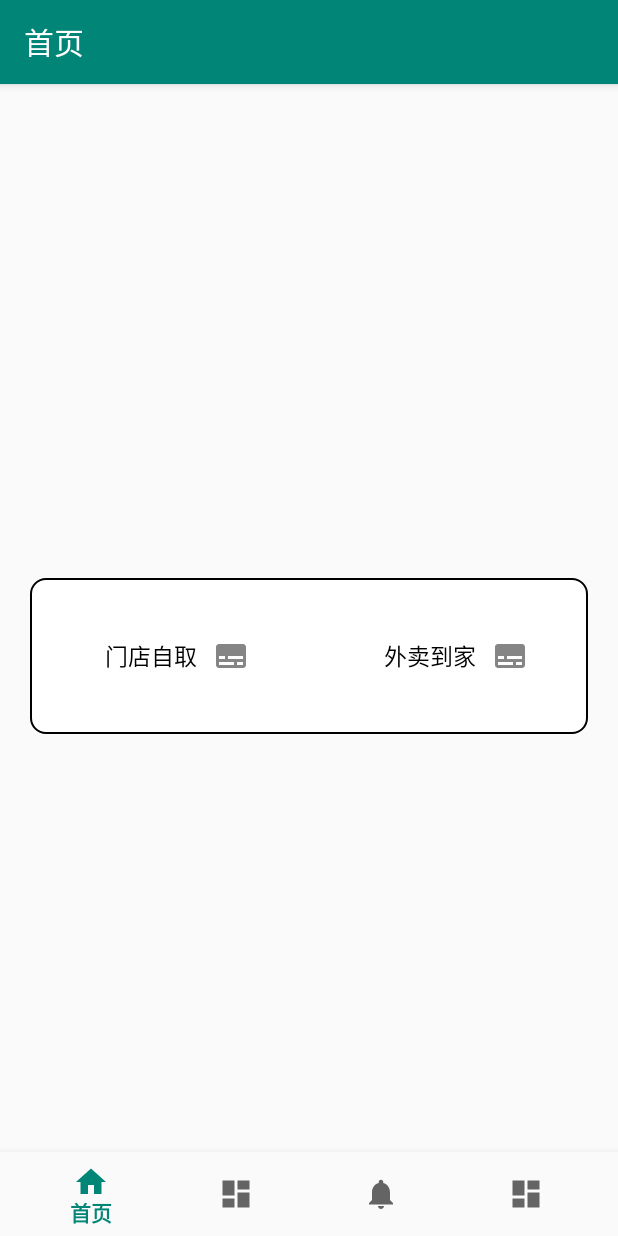
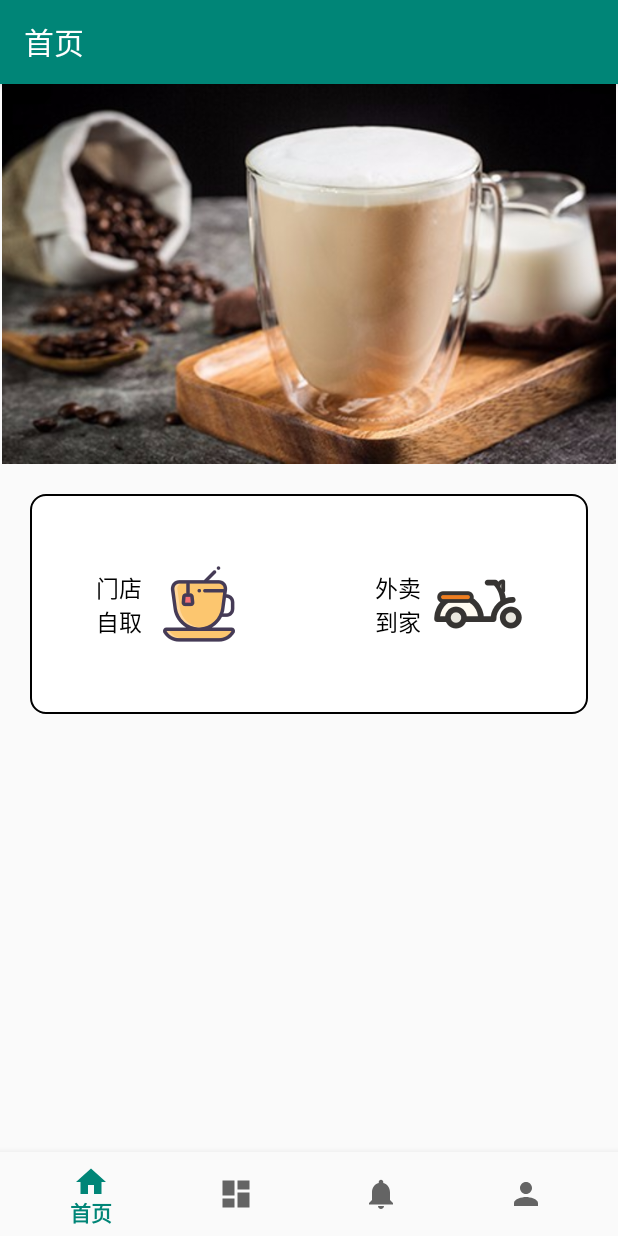
Before and after one commit to y894577/OrderApplication, an Android app: the HomeFragment screen opened directly, with no data from a screen before it, on a phone screen of 412 x 824 dp. Run offline under Robolectric (Android 15) with nearby library versions, the phone set to English and light mode, and no system bars; our stand-ins replace navigation-ui; Roboto replaces fonts that are not available here.

Commit message:
【优化】优化界面

```diff
--- a/app/src/main/AndroidManifest.xml
+++ b/app/src/main/AndroidManifest.xml
@@ -19,7 +19,8 @@
         <activity
             android:name=".BottomBar"
             android:label="@string/title_activity_bottom_bar"></activity>
-        <activity android:name=".Login.LoginActivity">
+        <activity android:name=".Login.LoginActivity"
+            android:label="登录">
             <intent-filter>
                 <action android:name="android.intent.action.MAIN" />
 
--- a/app/src/main/java/com/example/myapplication/ui/home/HomeFragment.java
+++ b/app/src/main/java/com/example/myapplication/ui/home/HomeFragment.java
@@ -1,6 +1,7 @@
 package com.example.myapplication.ui.home;
 
 import android.content.Intent;
+import android.graphics.drawable.Drawable;
 import android.os.Bundle;
 import android.util.Log;
 import android.view.LayoutInflater;
@@ -45,6 +46,16 @@ public class HomeFragment extends Fragment {
 
         take_out = root.findViewById(R.id.take_out);
 
+
+        Drawable drawable1 = getResources().getDrawable(R.drawable.icon_milk);
+        Drawable drawable2 = getResources().getDrawable(R.drawable.icon_scooter);
+        // 设置图片的大小
+        drawable1.setBounds(0, 0, 100, 100);
+        drawable2.setBounds(0, 0, 100, 100);
+        order.setCompoundDrawables(null, null, drawable1, null);
+
+        take_out.setCompoundDrawables(null, null, drawable2, null);
+
         return root;
     }
 
--- a/app/src/main/res/drawable-anydpi/icon_add.xml
+++ b/app/src/main/res/drawable-anydpi/icon_add.xml
@@ -3,7 +3,7 @@
     android:height="24dp"
     android:viewportWidth="26.4"
     android:viewportHeight="26.4"
-    android:tint="#1F1BFF"
+    android:tint="#008577"
     android:alpha="0.8">
   <group android:translateX="1.2"
       android:translateY="1.2">
--- /dev/null
+++ b/app/src/main/res/drawable/ic_add.xml
@@ -0,0 +1,5 @@
+<vector android:height="24dp" android:tint="#FFFFFF"
+    android:viewportHeight="24.0" android:viewportWidth="24.0"
+    android:width="24dp" xmlns:android="http://schemas.android.com/apk/res/android">
+    <path android:fillColor="#FF000000" android:pathData="M19,13h-6v6h-2v-6H5v-2h6V5h2v6h6v2z"/>
+</vector>
--- /dev/null
+++ b/app/src/main/res/drawable/ic_local_grocery_store_black_24dp.xml
@@ -0,0 +1,5 @@
+<vector android:height="24dp" android:tint="#FFFFFF"
+    android:viewportHeight="24.0" android:viewportWidth="24.0"
+    android:width="24dp" xmlns:android="http://schemas.android.com/apk/res/android">
+    <path android:fillColor="#FF000000" android:pathData="M7,18c-1.1,0 -1.99,0.9 -1.99,2S5.9,22 7,22s2,-0.9 2,-2 -0.9,-2 -2,-2zM1,2v2h2l3.6,7.59 -1.35,2.45c-0.16,0.28 -0.25,0.61 -0.25,0.96 0,1.1 0.9,2 2,2h12v-2L7.42,15c-0.14,0 -0.25,-0.11 -0.25,-0.25l0.03,-0.12 0.9,-1.63h7.45c0.75,0 1.41,-0.41 1.75,-1.03l3.58,-6.49c0.08,-0.14 0.12,-0.31 0.12,-0.48 0,-0.55 -0.45,-1 -1,-1L5.21,4l-0.94,-2L1,2zM17,18c-1.1,0 -1.99,0.9 -1.99,2s0.89,2 1.99,2 2,-0.9 2,-2 -0.9,-2 -2,-2z"/>
+</vector>
--- /dev/null
+++ b/app/src/main/res/drawable/ic_person_black_24dp.xml
@@ -0,0 +1,5 @@
+<vector android:height="24dp" android:tint="#00000000"
+    android:viewportHeight="24.0" android:viewportWidth="24.0"
+    android:width="24dp" xmlns:android="http://schemas.android.com/apk/res/android">
+    <path android:fillColor="#FF000000" android:pathData="M12,12c2.21,0 4,-1.79 4,-4s-1.79,-4 -4,-4 -4,1.79 -4,4 1.79,4 4,4zM12,14c-2.67,0 -8,1.34 -8,4v2h16v-2c0,-2.66 -5.33,-4 -8,-4z"/>
+</vector>
--- a/app/src/main/res/layout/activity_bottom_bar.xml
+++ b/app/src/main/res/layout/activity_bottom_bar.xml
@@ -1,37 +1,35 @@
 <?xml version="1.0" encoding="utf-8"?>
 <androidx.constraintlayout.widget.ConstraintLayout xmlns:android="http://schemas.android.com/apk/res/android"
     xmlns:app="http://schemas.android.com/apk/res-auto"
+    xmlns:tools="http://schemas.android.com/tools"
     android:id="@+id/container"
     android:layout_width="match_parent"
-    android:layout_height="match_parent"
-    android:paddingTop="?attr/actionBarSize">
+    android:layout_height="match_parent">
+
+    <fragment
+        android:id="@+id/nav_host_fragment"
+        android:name="androidx.navigation.fragment.NavHostFragment"
+        android:layout_width="match_parent"
+        android:layout_height="match_parent"
+        android:layout_marginBottom="?attr/actionBarSize"
+        app:defaultNavHost="true"
+        app:layout_constraintBottom_toBottomOf="parent"
+        app:layout_constraintEnd_toEndOf="parent"
+        app:layout_constraintHorizontal_bias="0.0"
+        app:layout_constraintLeft_toLeftOf="parent"
+        app:layout_constraintRight_toRightOf="parent"
+        app:layout_constraintStart_toStartOf="parent"
+        app:layout_constraintTop_toTopOf="parent"
+        app:navGraph="@navigation/mobile_navigation" />
 
     <com.google.android.material.bottomnavigation.BottomNavigationView
         android:id="@+id/nav_view"
         android:layout_width="0dp"
         android:layout_height="wrap_content"
-        android:layout_marginStart="0dp"
-        android:layout_marginEnd="0dp"
         android:background="?android:attr/windowBackground"
         app:layout_constraintBottom_toBottomOf="parent"
         app:layout_constraintLeft_toLeftOf="parent"
         app:layout_constraintRight_toRightOf="parent"
         app:menu="@menu/bottom_nav_menu" />
 
-    <fragment
-        android:id="@+id/nav_host_fragment"
-        android:name="androidx.navigation.fragment.NavHostFragment"
-        android:layout_width="match_parent"
-        android:layout_height="match_parent"
-        app:defaultNavHost="true"
-        app:layout_constraintBottom_toTopOf="@id/nav_view"
-        app:layout_constraintEnd_toEndOf="parent"
-        app:layout_constraintHorizontal_bias="0.0"
-        app:layout_constraintLeft_toLeftOf="parent"
-        app:layout_constraintRight_toRightOf="parent"
-        app:layout_constraintStart_toStartOf="parent"
-        app:layout_constraintTop_toTopOf="parent"
-        app:layout_constraintVertical_bias="1.0"
-        app:navGraph="@navigation/mobile_navigation" />
-
 </androidx.constraintlayout.widget.ConstraintLayout>
--- a/app/src/main/res/layout/activity_login.xml
+++ b/app/src/main/res/layout/activity_login.xml
@@ -76,7 +76,7 @@
         android:layout_width="wrap_content"
         android:layout_height="wrap_content"
         android:layout_marginTop="84dp"
-        android:text="商店"
+        android:text="MilkTeaBar"
         android:textSize="36sp"
         app:layout_constraintEnd_toEndOf="parent"
         app:layout_constraintHorizontal_bias="0.499"
--- a/app/src/main/res/layout/activity_order.xml
+++ b/app/src/main/res/layout/activity_order.xml
@@ -20,7 +20,7 @@
             android:layout_height="wrap_content"
             android:layout_weight="2"
             android:gravity="center_vertical"
-            android:text="xxxx店"
+            android:text="自助订单"
             android:textSize="20dp" />
 
         <Switch
--- a/app/src/main/res/layout/fragment_home.xml
+++ b/app/src/main/res/layout/fragment_home.xml
@@ -15,6 +15,7 @@
             android:id="@+id/imageView2"
             android:layout_width="wrap_content"
             android:layout_height="253dp"
+            android:src="@drawable/milk"
             tools:srcCompat="@tools:sample/backgrounds/scenic[5]" />
 
         <TableRow
@@ -42,7 +43,8 @@
                     android:layout_weight="1"
                     android:gravity="center"
                     android:text="门店自取"
-                    android:drawableRight="@drawable/icon_index_order"/>
+                    android:drawableRight="@drawable/icon_milk"
+                    />
 
 
 
@@ -58,7 +60,7 @@
                     android:layout_weight="1"
                     android:gravity="center"
                     android:text="外卖到家"
-                    android:drawableRight="@drawable/icon_index_order"/>
+                    android:drawableRight="@drawable/icon_scooter"/>
 
 
             </LinearLayout>
--- a/app/src/main/res/menu/bottom_nav_menu.xml
+++ b/app/src/main/res/menu/bottom_nav_menu.xml
@@ -18,7 +18,7 @@
 
     <item
         android:id="@+id/navigation_myinfo"
-        android:icon="@drawable/ic_dashboard_black_24dp"
+        android:icon="@drawable/ic_person_black_24dp"
         android:title="@string/title_myinfo"
         />
 
```
Also changed, not shown: app/src/main/java/com/example/myapplication/Order/OrderActivity.java (+49 -49 lines), app/src/main/res/layout/activity_address.xml (+9 -2 lines), app/src/main/res/layout/fragment_dashboard.xml (+10 -4 lines), app/src/main/res/layout/fragment_notifications.xml (+3 -5 lines), app/src/main/res/drawable/icon_milk.png (added), app/src/main/res/drawable/icon_scooter.png (added), app/src/main/res/drawable/milk.jpg (added).
